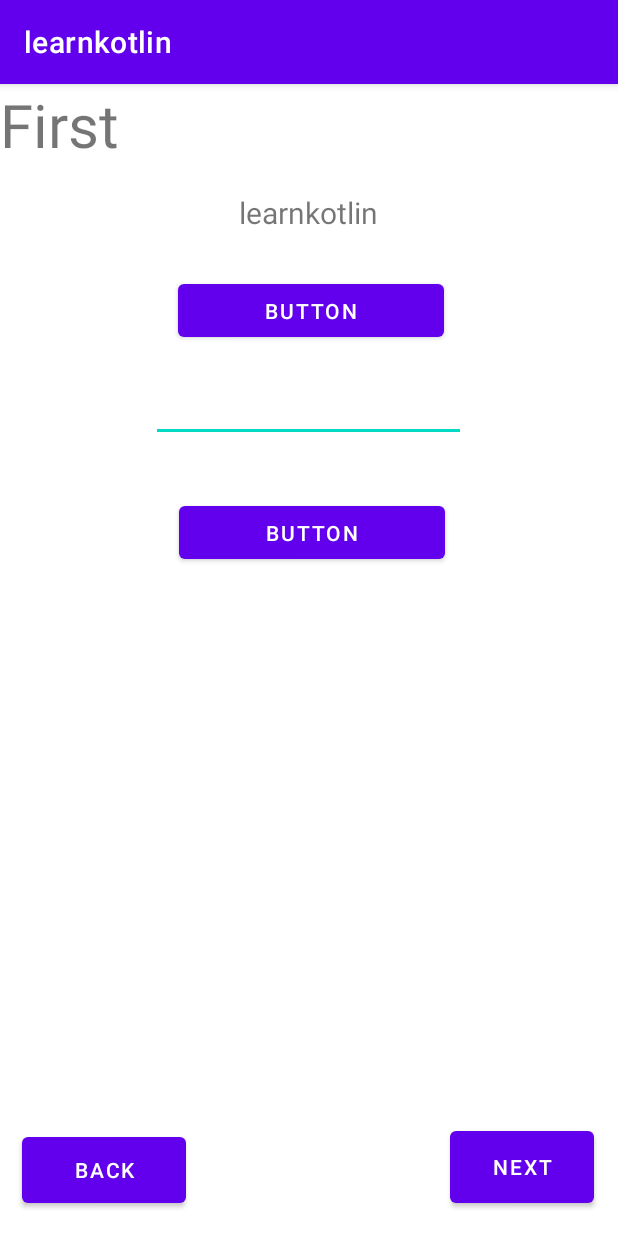
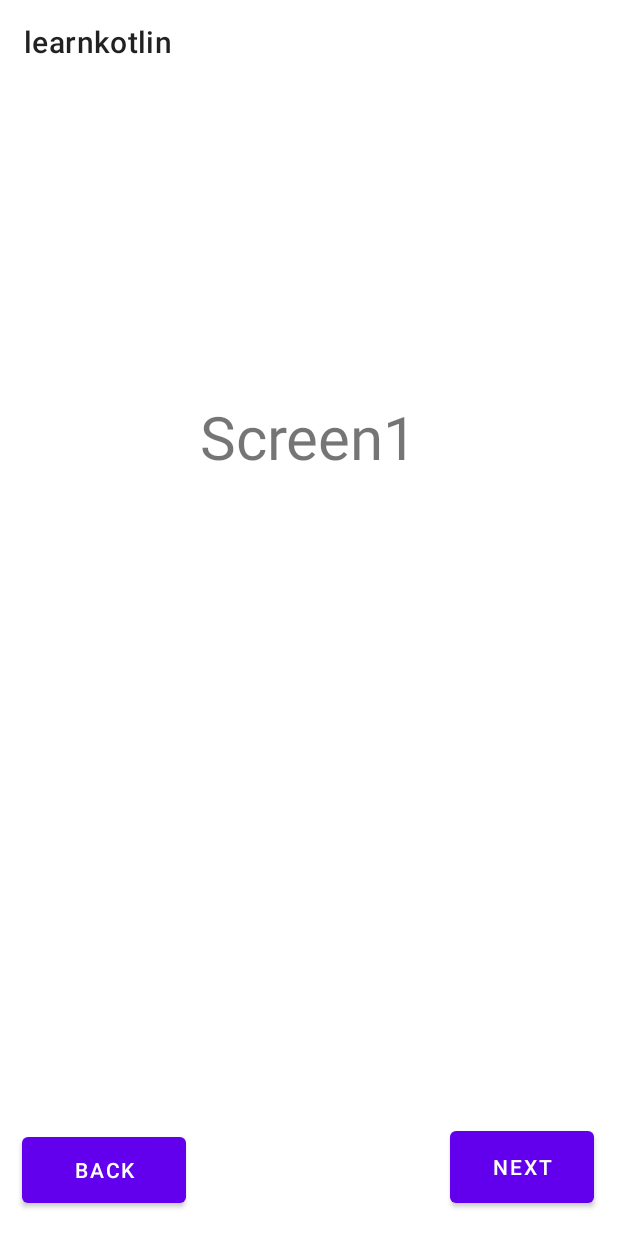
Before and after one commit to Zalyponec/learnkotlin32, an Android app: the screen it shows after launch (MainActivity), on a phone screen of 412 x 824 dp. Run offline under Robolectric (Android 15) with nearby library versions, the phone set to English and light mode, and no system bars; libraries missing offline, so code that uses them is left out: com.github.javafaker; 2 statements that could not run were skipped.

Commit message:
Fragment

```diff
--- a/app/build.gradle
+++ b/app/build.gradle
@@ -67,6 +67,7 @@ dependencies {
     androidTestImplementation 'androidx.test.espresso:espresso-core:3.5.1'
     implementation "androidx.lifecycle:lifecycle-extensions:2.2.0"
     implementation "androidx.lifecycle:lifecycle-viewmodel-ktx:2.5.1"
+    implementation 'com.github.javafaker:javafaker:1.0.2'
 
 
 }
--- a/app/src/main/java/com/example/learnkotlin/MainActivity.kt
+++ b/app/src/main/java/com/example/learnkotlin/MainActivity.kt
@@ -1,76 +1,56 @@
 package com.example.learnkotlin
-
+import android.os.Bundle
 import androidx.appcompat.app.AppCompatActivity
-import android.os.Bundle
-import android.widget.SimpleAdapter
-import android.widget.Toast
-import androidx.lifecycle.LiveData
-import androidx.lifecycle.Observer
-import androidx.lifecycle.ViewModel
-import androidx.lifecycle.ViewModelProvider
 import androidx.navigation.NavController
-import androidx.navigation.Navigation
 import com.example.learnkotlin.databinding.ActivityMainBinding
+import com.example.learnkotlin.databinding.ActivityMainBinding.*
 import com.example.learnkotlin.domain.model.GetInfoModel
 import com.example.learnkotlin.domain.model.SetInfoModel
 import com.example.learnkotlin.domain.usecase.GetInfo
 import com.example.learnkotlin.domain.usecase.SetInfo
+import com.example.learnkotlin.ui.FirstFragment
 import com.example.learnkotlin.viewmodel.*
-
-
-////private lateinit var viewModel: mainviewmodel
-//private lateinit var androidViewModel: androidView
-
-
+import com.github.javafaker.Faker
 
 class MainActivity : AppCompatActivity() {
 
-    lateinit var navContoller: NavController
-     lateinit var main : ActivityMainBinding
+    lateinit var main : ActivityMainBinding
+    override fun onCreate(savedInstanceState : Bundle?) {
+        super.onCreate(savedInstanceState)
+        main = inflate(layoutInflater)
+        setContentView(main.root)
 
-    override fun onCreate(savedInstanceState: Bundle?) {
-        super.onCreate(savedInstanceState)
-        main = ActivityMainBinding.inflate(layoutInflater)
-        setContentView(main.root)
-        navContoller = Navigation.findNavController(this,R.id.navhost)
-        var getinfo = GetInfo()
-        var setinfo = SetInfo()
+//        var infotext = main.info.text.toString()
+//        var getinfo = GetInfo(engine = infotext, power = 7878)
+//        var setinfo = SetInfo()
+//        main.button.setOnClickListener {
+//            var info : GetInfoModel = getinfo.execute()
+//            main.textView2.text = "${info.engine} ${info.power} "
+//        }
+//        main.button2.setOnClickListener {
+//            var text = main.info.text.toString()
+//            var infomodel : SetInfoModel = SetInfoModel(text)
+//            var info : Boolean = setinfo.execute(infomodel)
+//            main.textView2.text = "$info "
+//        }
 
-
-        main.button.setOnClickListener{
-           var info : GetInfoModel = getinfo.execute()
-
-            main.textView2.text = "${info.engine} ${info.power} "
-
+        if (savedInstanceState == null) {
+            val fragment : FirstFragment = FirstFragment.newInstance(counter = 1, quote = getQuote())
+            supportFragmentManager
+                .beginTransaction()
+                .add(R.id.container, fragment)
+                .commit()
         }
-
-        main.button2.setOnClickListener{
-            var text = main.info.text.toString()
-            var infomodel : SetInfoModel = SetInfoModel(text)
-
-
-
-
-
-        }
-
-//        //viewModel = ViewModelProvider(this, mainviewmodelfactory(application,"Siuuuuuuuu")).get(mainviewmodel::class.java)
-//        androidViewModel = ViewModelProvider(this, mainviewmodelfactory(application,"siu")).get(
-//            androidView::class.java)
-
-
-
-
+    }
+    fun getQuote() : String {
+        val faker = Faker()
+        return faker.harryPotter().quote()
     }
 
-
+    fun getScreensCount() : Int {
+        return supportFragmentManager.backStackEntryCount + 1
+    }
     override fun onStart() {
-
         super.onStart()
-
-
     }
-
-
-
 }
--- a/app/src/main/java/com/example/learnkotlin/domain/usecase/GetInfo.kt
+++ b/app/src/main/java/com/example/learnkotlin/domain/usecase/GetInfo.kt
@@ -2,8 +2,11 @@ package com.example.learnkotlin.domain.usecase
 
 import com.example.learnkotlin.domain.model.GetInfoModel
 
-class GetInfo() {
-    fun execute(): GetInfoModel {
-        return GetInfoModel(engine = "V8", power = 760)
+class GetInfo(val engine : String,  val power: Int) {
+
+    fun execute (): GetInfoModel {
+        return GetInfoModel(engine = this.engine, power = this.power)
     }
+
+
 }
--- a/app/src/main/java/com/example/learnkotlin/domain/usecase/SetInfo.kt
+++ b/app/src/main/java/com/example/learnkotlin/domain/usecase/SetInfo.kt
@@ -2,8 +2,9 @@ package com.example.learnkotlin.domain.usecase
 
 import com.example.learnkotlin.domain.model.SetInfoModel
 
-class SetInfo {
-fun saveinfo(param: SetInfoModel): Boolean {
+public class SetInfo() {
+fun execute (param: SetInfoModel): Boolean {
     if(param.name.isEmpty()) return false else return true
 }
+
 }
--- a/app/src/main/java/com/example/learnkotlin/ui/FirstFragment.kt
+++ b/app/src/main/java/com/example/learnkotlin/ui/FirstFragment.kt
@@ -7,22 +7,42 @@ import android.view.View
 import android.view.ViewGroup
 import com.example.learnkotlin.MainActivity
 import com.example.learnkotlin.R
+import com.example.learnkotlin.databinding.FragmentFirstBinding
 
 
 class FirstFragment : Fragment() {
-
+    private lateinit var binding : FragmentFirstBinding
 
     override fun onCreateView(
         inflater: LayoutInflater, container: ViewGroup?,
         savedInstanceState: Bundle?
     ): View? {
-        // Inflate the layout for this fragment
-        return inflater.inflate(R.layout.fragment_first, container, false)
+        binding = FragmentFirstBinding.inflate(inflater, container, false)
+        binding.screennumber.text = ("Screen" + getCounter())
+        binding.post.text = getQuote()
+
+        binding.firstButtonNext.setOnClickListener {launch()}
+        binding.firstButtonBack.setOnClickListener {back()}
+
+        return binding.root
+
+
+    }
+    private fun launch() {
+        var fragment : FirstFragment = FirstFragment.newInstance(counter = (requireActivity() as MainActivity).getScreensCount() + 1, quote = (requireActivity() as MainActivity).getQuote())
+        parentFragmentManager
+            .beginTransaction()
+            .addToBackStack(null)
+            .replace(R.id.container, fragment)
+            .commit()
     }
 
+    private fun back() {
+        requireActivity().onBackPressedDispatcher.onBackPressed()
+    }
     override fun onStart() {
         super.onStart()
-        (activity as MainActivity).navController.navigate(R.id.action_firstFragment_to_secondFragment)
+       // (activity as MainActivity).navController.navigate(R.id.action_firstFragment_to_secondFragment)
 
 
     }
@@ -31,6 +51,22 @@ class FirstFragment : Fragment() {
         super.onViewCreated(view, savedInstanceState)
 
     }
+    private fun getCounter(): Int =  requireArguments().getInt("key")
+    private fun getQuote(): String = requireArguments().getString("stringkey")!!
+
+    companion object {
+        @JvmStatic
+        fun newInstance(counter: Int, quote : String) : FirstFragment{
+            val args = Bundle().apply {
+                putInt("key", counter)
+                putString("stringkey",quote)
+            }
+            val fragment = FirstFragment();
+            fragment.arguments = args
+            return fragment
+        }
+    }
+
 
 
 }
--- a/app/src/main/java/com/example/learnkotlin/viewmodel/android.kt
+++ b/app/src/main/java/com/example/learnkotlin/viewmodel/android.kt
@@ -10,9 +10,6 @@ import androidx.lifecycle.ViewModel
 class androidView(private val application: Application, val text: String): AndroidViewModel(application) {
 
     var liveData = MutableLiveData<String>()
-
-
-
     fun timer()  {
         object : CountDownTimer(5000, 1000){
             override fun onTick(millisUntilFinished: Long) {
--- a/app/src/main/java/com/example/learnkotlin/viewmodel/mainviewmodel.kt
+++ b/app/src/main/java/com/example/learnkotlin/viewmodel/mainviewmodel.kt
@@ -8,15 +8,11 @@ import androidx.lifecycle.ViewModel
 class mainviewmodel(val application: Application, val text: String): ViewModel() {
 
        var liveData = MutableLiveData<String>()
-
-
-
        fun timer()  {
               object : CountDownTimer(5000, 1000){
                      override fun onTick(millisUntilFinished: Long) {
                             liveData.value = (millisUntilFinished/1000).toString()
                      }
-
                      override fun onFinish() {
                             liveData.value = text
                      }
--- a/app/src/main/res/layout/activity_main.xml
+++ b/app/src/main/res/layout/activity_main.xml
@@ -5,59 +5,78 @@
     android:layout_width="match_parent"
     android:layout_height="match_parent">
 
-    <fragment
-        android:id="@+id/navhost"
-        android:name="androidx.navigation.fragment.NavHostFragment"
-        android:layout_width="match_parent"
-        android:layout_height="match_parent"
-        app:defautNavHost="true"
-        app:navGraph="@navigation/nav_graph"
-        tools:layout_editor_absoluteX="0dp"
-        tools:layout_editor_absoluteY="0dp" />
+<!--    <fragment-->
+<!--        android:id="@+id/navhost"-->
+<!--        android:name="androidx.navigation.fragment.NavHostFragment"-->
+<!--        android:layout_width="match_parent"-->
+<!--        android:layout_height="match_parent"-->
+<!--        app:defautNavHost="true"-->
+<!--        app:navGraph="@navigation/nav_graph"-->
+<!--        tools:layout_editor_absoluteX="0dp"-->
+<!--        tools:layout_editor_absoluteY="0dp" />-->
 
-    <Button
-        android:id="@+id/button2"
-        android:layout_width="177dp"
-        android:layout_height="47dp"
-        android:layout_marginTop="176dp"
-        android:text="button"
+   <com.google.android.material.appbar.MaterialToolbar
+       android:id="@+id/toolbar"
+       android:layout_width="match_parent"
+       android:layout_height="wrap_content"
+       app:layout_constraintTop_toTopOf="parent"
+       app:layout_constraintStart_toStartOf="parent"
+       app:layout_constraintEnd_toEndOf="parent"
+       app:title="@string/app_name"
+       />
+    <androidx.fragment.app.FragmentContainerView
+        android:id="@+id/container"
+        android:layout_width="0dp"
+        android:layout_height="0dp"
+        app:layout_constraintTop_toBottomOf="@id/toolbar"
+        app:layout_constraintBottom_toBottomOf="parent"
+        app:layout_constraintStart_toStartOf="parent"
         app:layout_constraintEnd_toEndOf="parent"
-        app:layout_constraintHorizontal_bias="0.508"
-        app:layout_constraintStart_toStartOf="parent"
-        app:layout_constraintTop_toBottomOf="@+id/textView2" />
+        />
 
-    <TextView
-        android:id="@+id/textView2"
-        android:layout_width="wrap_content"
-        android:layout_height="wrap_content"
-        android:layout_marginTop="72dp"
-        android:text="@string/app_name"
-        android:textSize="20sp"
-        app:layout_constraintEnd_toEndOf="parent"
-        app:layout_constraintHorizontal_bias="0.498"
-        app:layout_constraintStart_toStartOf="parent"
-        app:layout_constraintTop_toTopOf="parent" />
+<!--    <Button-->
+<!--        android:id="@+id/button2"-->
+<!--        android:layout_width="177dp"-->
+<!--        android:layout_height="47dp"-->
+<!--        android:layout_marginTop="176dp"-->
+<!--        android:text="button"-->
+<!--        app:layout_constraintEnd_toEndOf="parent"-->
+<!--        app:layout_constraintHorizontal_bias="0.508"-->
+<!--        app:layout_constraintStart_toStartOf="parent"-->
+<!--        app:layout_constraintTop_toBottomOf="@+id/textView2" />-->
 
-    <Button
-        android:id="@+id/button"
-        android:layout_width="177dp"
-        android:layout_height="47dp"
-        android:layout_marginTop="28dp"
-        android:text="button"
-        app:layout_constraintEnd_toEndOf="parent"
-        app:layout_constraintHorizontal_bias="0.507"
-        app:layout_constraintStart_toStartOf="parent"
-        app:layout_constraintTop_toBottomOf="@+id/textView2" />
+<!--    <TextView-->
+<!--        android:id="@+id/textView2"-->
+<!--        android:layout_width="wrap_content"-->
+<!--        android:layout_height="wrap_content"-->
+<!--        android:layout_marginTop="72dp"-->
+<!--        android:text="@string/app_name"-->
+<!--        android:textSize="20sp"-->
+<!--        app:layout_constraintEnd_toEndOf="parent"-->
+<!--        app:layout_constraintHorizontal_bias="0.498"-->
+<!--        app:layout_constraintStart_toStartOf="parent"-->
+<!--        app:layout_constraintTop_toTopOf="parent" />-->
 
-    <EditText
-        android:id="@+id/info"
-        android:layout_width="210dp"
-        android:layout_height="36dp"
-        android:layout_marginTop="28dp"
-        app:layout_constraintEnd_toEndOf="parent"
-        app:layout_constraintHorizontal_bias="0.498"
-        app:layout_constraintStart_toStartOf="parent"
-        app:layout_constraintTop_toBottomOf="@+id/button" />
+<!--    <Button-->
+<!--        android:id="@+id/button"-->
+<!--        android:layout_width="177dp"-->
+<!--        android:layout_height="47dp"-->
+<!--        android:layout_marginTop="28dp"-->
+<!--        android:text="button"-->
+<!--        app:layout_constraintEnd_toEndOf="parent"-->
+<!--        app:layout_constraintHorizontal_bias="0.507"-->
+<!--        app:layout_constraintStart_toStartOf="parent"-->
+<!--        app:layout_constraintTop_toBottomOf="@+id/textView2" />-->
+
+<!--    <EditText-->
+<!--        android:id="@+id/info"-->
+<!--        android:layout_width="210dp"-->
+<!--        android:layout_height="36dp"-->
+<!--        android:layout_marginTop="28dp"-->
+<!--        app:layout_constraintEnd_toEndOf="parent"-->
+<!--        app:layout_constraintHorizontal_bias="0.498"-->
+<!--        app:layout_constraintStart_toStartOf="parent"-->
+<!--        app:layout_constraintTop_toBottomOf="@+id/button" />-->
 
 
 </androidx.constraintlayout.widget.ConstraintLayout>
--- a/app/src/main/res/layout/fragment_first.xml
+++ b/app/src/main/res/layout/fragment_first.xml
@@ -6,15 +6,26 @@
     android:layout_height="match_parent"
     tools:context=".ui.FirstFragment">
 
-    <!-- TODO: Update blank fragment layout -->
+    <TextView
+        android:id="@+id/post"
+        android:layout_width="wrap_content"
+        android:layout_height="wrap_content"
+        android:layout_marginTop="64dp"
+        android:text="Screen"
+        app:layout_constraintEnd_toEndOf="parent"
+        app:layout_constraintStart_toStartOf="parent"
+        app:layout_constraintTop_toBottomOf="@+id/screennumber" />
 
     <TextView
-        android:layout_width="match_parent"
-        android:layout_height="match_parent"
-        android:text="First"
+        android:id="@+id/screennumber"
+        android:layout_width="wrap_content"
+        android:layout_height="wrap_content"
+        android:layout_marginTop="208dp"
+        android:text="Screen"
         android:textSize="40dp"
-        tools:layout_editor_absoluteX="51dp"
-        tools:layout_editor_absoluteY="-80dp" />
+        app:layout_constraintEnd_toEndOf="parent"
+        app:layout_constraintStart_toStartOf="parent"
+        app:layout_constraintTop_toTopOf="parent" />
 
     <Button
         android:id="@+id/first_button_back"
--- a/app/src/main/res/values/themes.xml
+++ b/app/src/main/res/values/themes.xml
@@ -1,6 +1,6 @@
 <resources xmlns:tools="http://schemas.android.com/tools">
     <!-- Base application theme. -->
-    <style name="Theme.Learnkotlin" parent="Theme.MaterialComponents.DayNight.DarkActionBar">
+    <style name="Theme.Learnkotlin" parent="Theme.MaterialComponents.DayNight.NoActionBar">
         <!-- Primary brand color. -->
         <item name="colorPrimary">@color/purple_500</item>
         <item name="colorPrimaryVariant">@color/purple_700</item>
```
